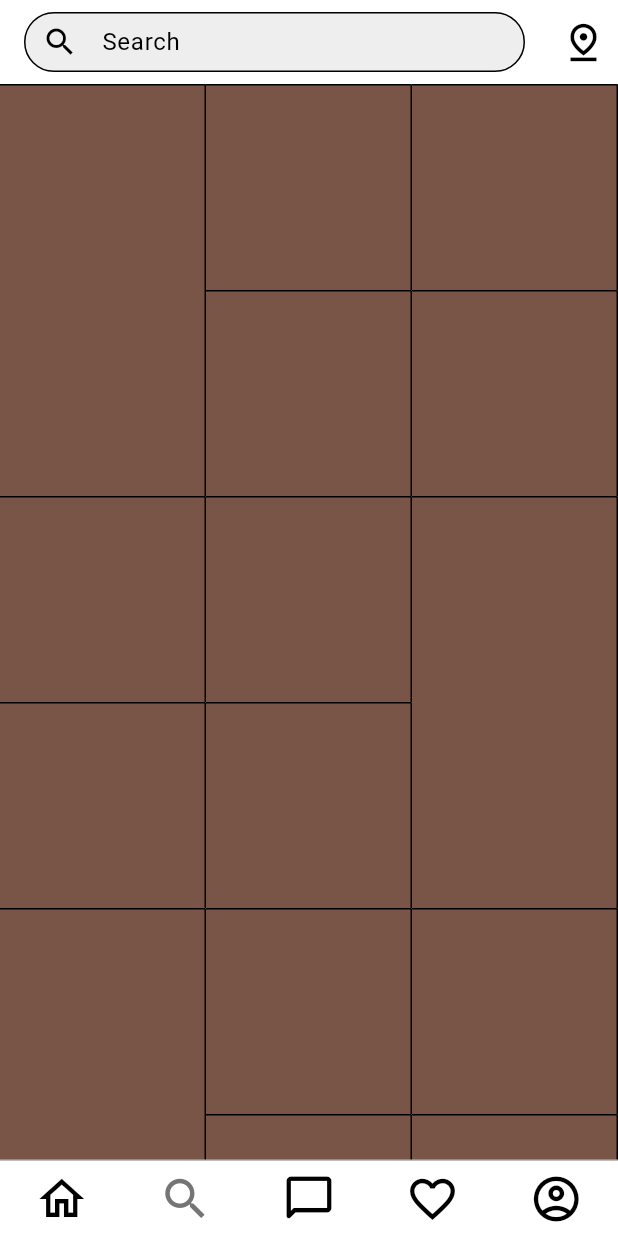
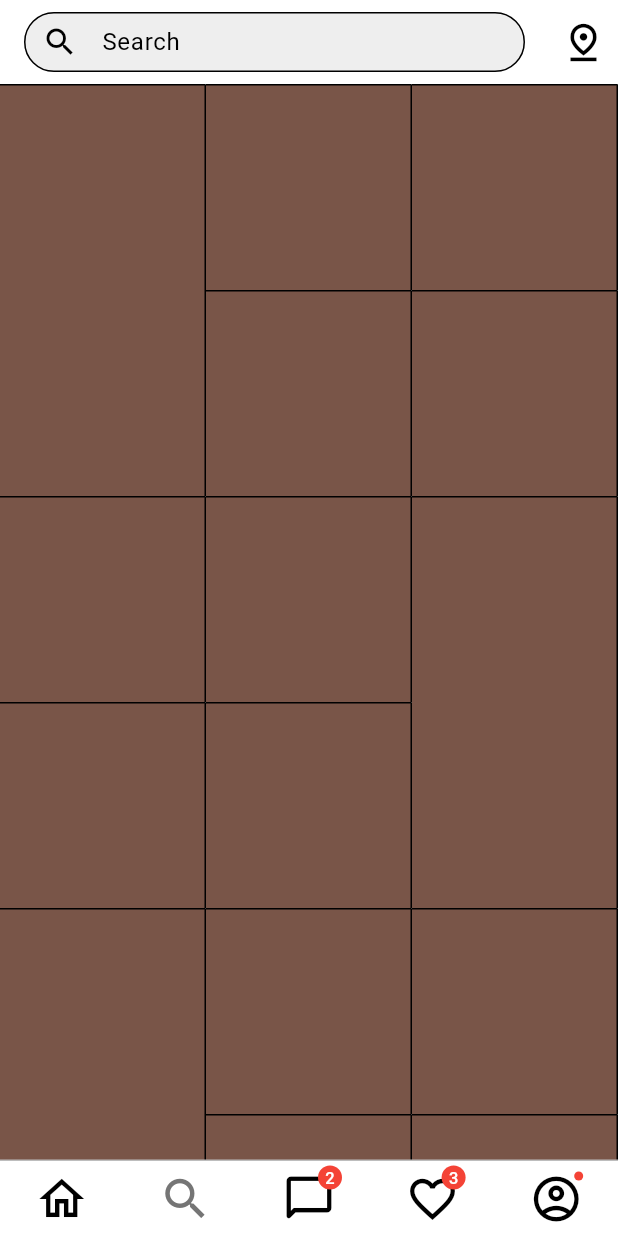
Before and after one commit to llohanda/insttergram, a Flutter app: the screen it shows after launch, item 2 of the bottom bar chosen, on a phone screen of 412 x 824 dp. Run offline on Flutter 3.47's test engine with Material 3 defaults, Android fonts, the phone set to English and light mode, and no system bars.

Commit message:
Add badges and logo

```diff
--- a/lib/main.dart
+++ b/lib/main.dart
@@ -3,9 +3,21 @@ import 'package:insttergram/routes/home.dart';
 
 const topIconSize = 30.0;
 const currentUser = 'my.account';
+int notifCount = 3;
+int dmCount = 2;
+bool badgeSettings = true;
+bool badgeProfile = true;
+String log = ' Insttergram log: ';
 
 void main() {
   runApp(const MyApp());
+}
+
+void logger(String routeName) {
+  final time = DateTime.now();
+  final formattedTime =
+      '[${time.hour.toString().padLeft(2, '0')}:${time.minute.toString().padLeft(2, '0')}:${time.second.toString().padLeft(2, '0')}.${time.millisecond.toString().padLeft(3, '0')}]';
+  log += '\n$formattedTime $routeName was clicked!';
 }
 
 class MyApp extends StatelessWidget {
--- a/lib/widgets/bottom_bar.dart
+++ b/lib/widgets/bottom_bar.dart
@@ -1,4 +1,5 @@
 import 'package:flutter/material.dart';
+import 'package:insttergram/main.dart';
 import 'package:insttergram/routes/home.dart';
 import 'package:insttergram/routes/messages.dart';
 import 'package:insttergram/routes/notifications.dart';
@@ -10,7 +11,7 @@ class BottomBar extends StatelessWidget {
 
   final int selectedIndex;
   static const bottomIconSize = 36.0;
-  static const bottomDestinations = <NavigationDestination>[
+  final bottomDestinations = <NavigationDestination>[
     NavigationDestination(
       icon: Icon(Icons.home_outlined, size: bottomIconSize),
       label: 'Home',
@@ -22,17 +23,28 @@ class BottomBar extends StatelessWidget {
       tooltip: 'Pencarian',
     ),
     NavigationDestination(
-      icon: Icon(Icons.messenger_outline_rounded, size: bottomIconSize),
+      icon: Badge.count(
+        count: dmCount,
+        isLabelVisible: dmCount > 0,
+        child: Icon(Icons.messenger_outline_rounded, size: bottomIconSize),
+      ),
       label: 'Direct Message',
       tooltip: 'Pesan',
     ),
     NavigationDestination(
-      icon: Icon(Icons.favorite_border, size: bottomIconSize),
+      icon: Badge.count(
+        count: notifCount,
+        isLabelVisible: notifCount > 0,
+        child: Icon(Icons.favorite_border, size: bottomIconSize),
+      ),
       label: 'Notifications',
       tooltip: 'Notifikasi',
     ),
     NavigationDestination(
-      icon: Icon(Icons.account_circle_outlined, size: bottomIconSize),
+      icon: Badge(
+        isLabelVisible: badgeProfile,
+        child: Icon(Icons.account_circle_outlined, size: bottomIconSize),
+      ),
       label: 'Profile',
       tooltip: 'Profil',
     ),
@@ -59,7 +71,15 @@ class BottomBar extends StatelessWidget {
         selectedIndex: selectedIndex,
         onDestinationSelected: (value) {
           debugPrint('${bottomDestinations[value].label} was clicked!');
+          if (value == 2) {
+            dmCount = 0;
+          } else if (value == 3) {
+            notifCount = 0;
+          } else if (value == 4) {
+            badgeProfile = false;
+          }
           if (value != selectedIndex) {
+            logger(bottomDestinations[value].label);
             Navigator.push(
               context,
               MaterialPageRoute(builder: (context) => routes[value]),
```
Also changed, not shown: lib/routes/home.dart (+28 -16 lines), lib/routes/profile.dart (+20 -11 lines), lib/widgets/post.dart (+44 -10 lines), pubspec.yaml (+7 -37 lines), lib/fonts/Cookie-Regular.ttf (added).
